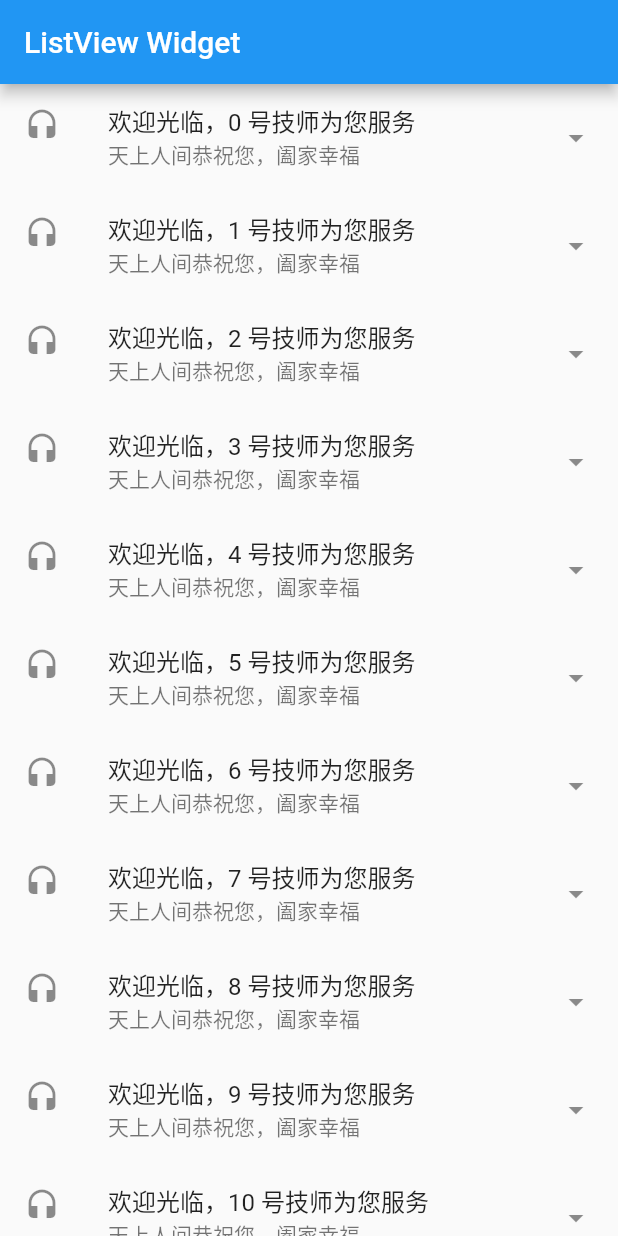
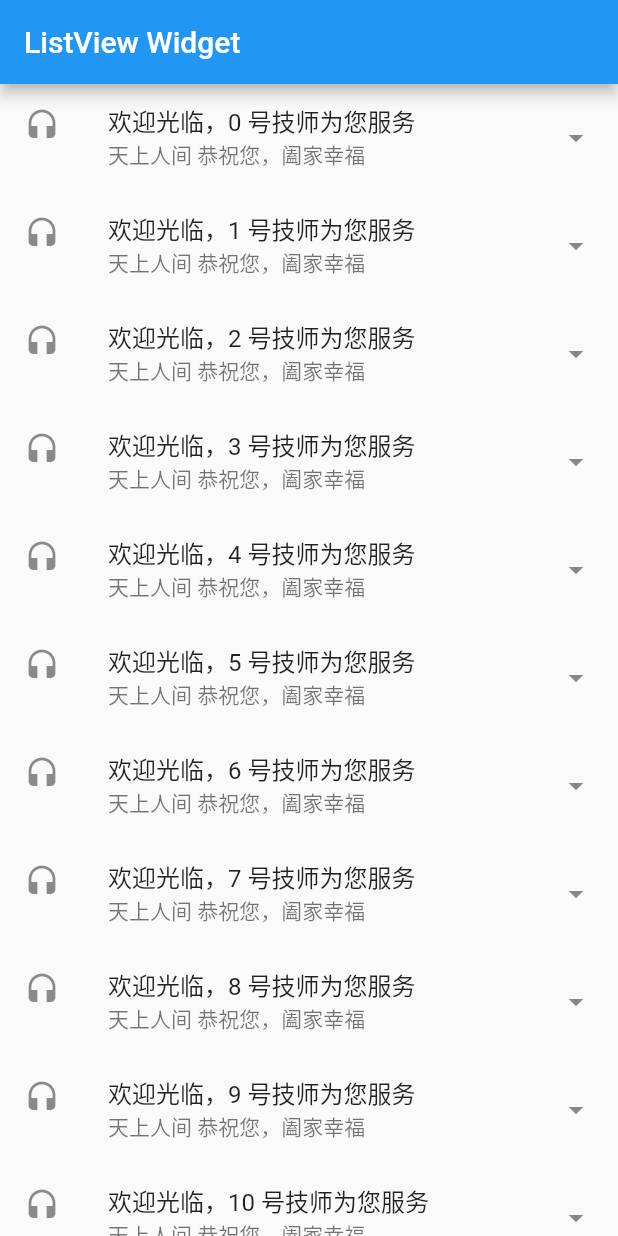
Before and after one commit to ReverseScale/FlutterDemo, a Flutter app: the screen it shows after launch, on a phone screen of 412 x 824 dp. Run offline on Flutter 3.47's test engine with Material 2 defaults, Android fonts, the phone set to English and light mode, and no system bars.

Commit message:
♻️:Refactoring code Tag.

```diff
--- a/hello_flutter_app/lib/main.dart
+++ b/hello_flutter_app/lib/main.dart
@@ -181,7 +181,7 @@ class DataList extends StatelessWidget{
         return new ListTile(
             leading: new Icon(Icons.headset),
             title: new Text('欢迎光临，${items[index]}为您服务'),
-            subtitle: new Text('天上人间恭祝您，阖家幸福'),
+            subtitle: new Text('天上人间 恭祝您，阖家幸福'),
             trailing: new Icon(Icons.arrow_drop_down),
           );
       },
```
